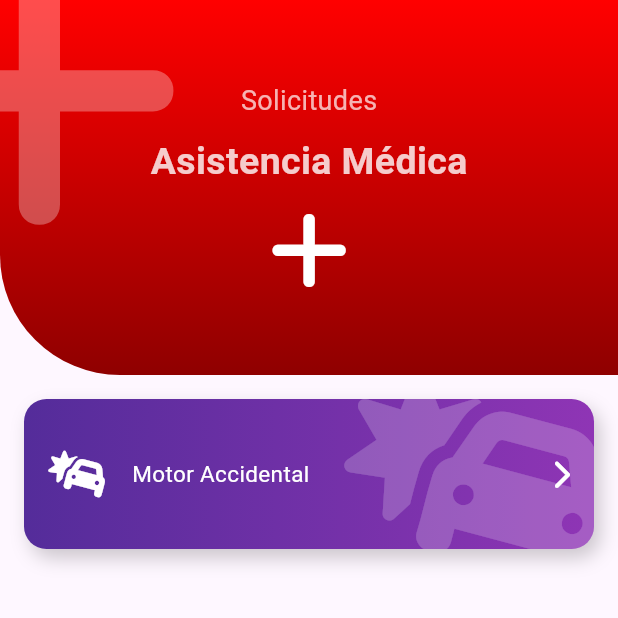
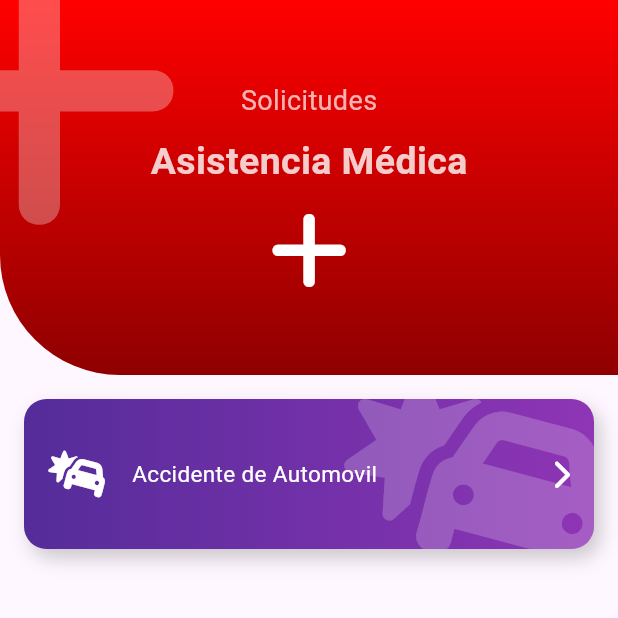
Before and after one commit to alexglzrys/flutter_emergency_app, a Flutter app: the screen it shows after launch, on a phone screen of 412 x 824 dp, the top half of it. Run offline on Flutter 3.47's test engine with Material 3 defaults, Android fonts, the phone set to English and light mode, and no system bars; our stand-ins replace font_awesome_flutter.

Commit message:
parametrizar información del Data Sheet

```diff
--- a/lib/screens/home_screen.dart
+++ b/lib/screens/home_screen.dart
@@ -8,18 +8,27 @@ class HomeScreen extends StatelessWidget {
 
   @override
   Widget build(BuildContext context) {
-    return const Scaffold(
+    return Scaffold(
       body: SingleChildScrollView(
         child: Column(
           children: [
-            Header(
+            const Header(
               icon: FontAwesomeIcons.plus,
               title: 'Solicitudes',
               subitle: 'Asistencia Médica',
               primaryColor: Color(0xffff0000),
               secondaryColor: Color(0xff8f0000),
             ),
-            DataSheet(),
+            DataSheet(
+              icon: FontAwesomeIcons.carBurst,
+              title: 'Accidente de Automovil',
+              primaryColor: const Color(0xff542c9a),
+              secondaryColor: const Color(0xff8f35b5),
+              function: () {
+                // ignore: avoid_print
+                print('Automovil');
+              },
+            ),
           ],
         ),
       ),
--- a/lib/widgets/data_sheet.dart
+++ b/lib/widgets/data_sheet.dart
@@ -3,7 +3,20 @@ import 'package:font_awesome_flutter/font_awesome_flutter.dart';
 
 // Widget refernte a una ficha técnica
 class DataSheet extends StatelessWidget {
-  const DataSheet({super.key});
+  const DataSheet(
+      {super.key,
+      this.icon,
+      required this.title,
+      this.primaryColor,
+      this.secondaryColor,
+      required this.function});
+
+  // Parametrizar las propiedades del Data Sheet (solo el titulo y la función son obligatorias)
+  final IconData? icon;
+  final String title;
+  final Color? primaryColor;
+  final Color? secondaryColor;
+  final Function() function;
 
   @override
   Widget build(BuildContext context) {
@@ -11,32 +24,44 @@ class DataSheet extends StatelessWidget {
       height: 100,
       width: double.infinity,
       margin: const EdgeInsets.all(16),
-      decoration: _decorationDataSheet(),
+      decoration: _decorationDataSheet(primaryColor, secondaryColor),
+      // Ajustar el contenido al área segura (bordes redondeados) del Container (o elemento padre)
       child: ClipRRect(
         borderRadius: BorderRadius.circular(15),
+        // Material permite mantener el color de fondo deseado en el Container mientras se muestra el efecto de "ripple" al presionar sobre él (InkWell).
+        child: Material(
+          color: Colors.transparent,
+          // El InkWell está dentro de Material, lo que permite que el efecto de "ripple" sea visible incluso con el color de fondo definido.
+          // Reaccionar a evento de Tap sobre este elemento
+          child: InkWell(
+            // Función a ejecutar cuando se presione el Data Sheet
+            onTap: function,
             child: Stack(children: [
               Positioned(
                 top: -20,
                 right: -20,
                 child: FaIcon(
-              FontAwesomeIcons.carBurst,
+                  icon ?? FontAwesomeIcons.a,
                   size: 150,
                   color: Colors.white.withOpacity(0.2),
                 ),
               ),
-          const _MainContentDataSheet()
+              _MainContentDataSheet(icon: icon, title: title)
             ]),
+          ),
+        ),
       ),
     );
   }
 
   // Método privado que contiene la configuracion de la decoración de la ficha técnica
-  BoxDecoration _decorationDataSheet() {
+  BoxDecoration _decorationDataSheet(primaryColor, secondaryColor) {
     return BoxDecoration(
-      gradient: const LinearGradient(
+      gradient: LinearGradient(
+        // Usar colores por defecto en caso de que los colores primario y secundario sean nulos
         colors: [
-          Color(0xff542c9a),
-          Color(0xff8f35b5),
+          primaryColor ?? Colors.red,
+          secondaryColor ?? Colors.amber,
         ],
       ),
       borderRadius: BorderRadius.circular(15),
@@ -56,28 +81,35 @@ class DataSheet extends StatelessWidget {
 class _MainContentDataSheet extends StatelessWidget {
   const _MainContentDataSheet({
     super.key,
+    this.icon,
+    required this.title,
   });
+
+  // Parametrizar la información a mostrar dentro del Data Sheet
+  final IconData? icon;
+  final String title;
 
   @override
   Widget build(BuildContext context) {
-    return const Center(
+    return Center(
       child: Padding(
-        padding: EdgeInsets.all(16),
+        padding: const EdgeInsets.all(16),
         child: Row(
           children: [
+            // Si la información del icono es nula, se muestra uno por defecto
             FaIcon(
-              FontAwesomeIcons.carBurst,
+              icon ?? FontAwesomeIcons.a,
               color: Colors.white,
               size: 32,
             ),
-            SizedBox(width: 16),
+            const SizedBox(width: 16),
             // Este elemento ocupará todo el espacio disponible en la fila
             Expanded(
                 child: Text(
-              'Motor Accidental',
-              style: TextStyle(color: Colors.white, fontSize: 15),
+              title,
+              style: const TextStyle(color: Colors.white, fontSize: 15),
             )),
-            FaIcon(
+            const FaIcon(
               FontAwesomeIcons.chevronRight,
               color: Colors.white,
               size: 20,
```
Lines whose indentation alone changed are shown as unchanged.
